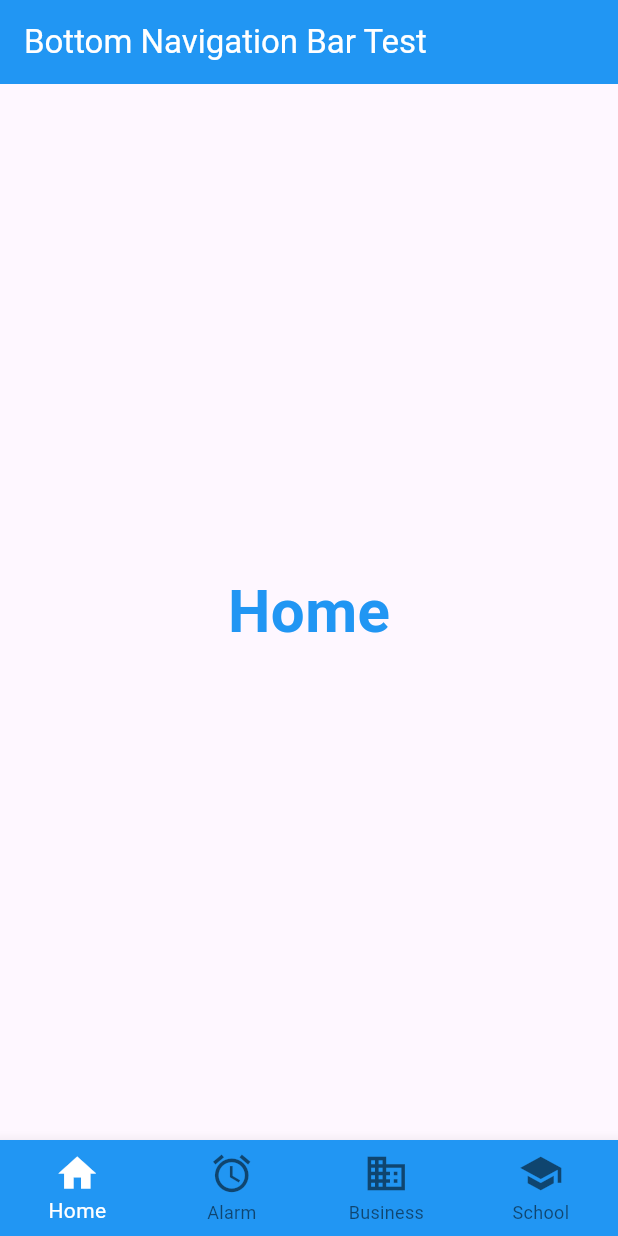
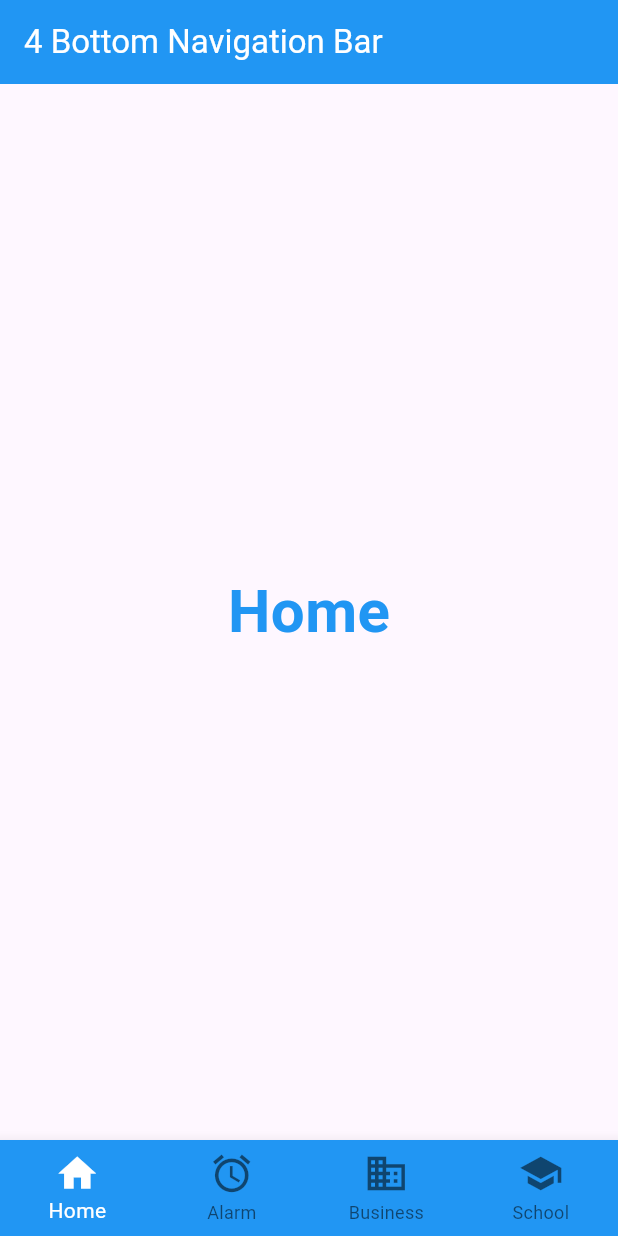
Before and after one commit to LeGamerr/TMA3084_G02_97239_Lab05_Lesson07, a Flutter app: the screen it shows after launch, on a phone screen of 412 x 824 dp. Run offline on Flutter 3.47's test engine with Material 3 defaults, Android fonts, the phone set to English and light mode, and no system bars.

Commit message:
Change app title in main.dart

```diff
--- a/Lab_A_4_BottomNavBar/lib/main.dart
+++ b/Lab_A_4_BottomNavBar/lib/main.dart
@@ -41,7 +41,7 @@ class _BottomNavLabState extends State<BottomNavLab> {
   Widget build(BuildContext context) {
     return Scaffold(
       appBar: AppBar(
-        title: const Text('Bottom Navigation Bar Test'),
+        title: const Text('4 Bottom Navigation Bar'),
         backgroundColor: Colors.blue,
         foregroundColor: Colors.white,
       ),
```
